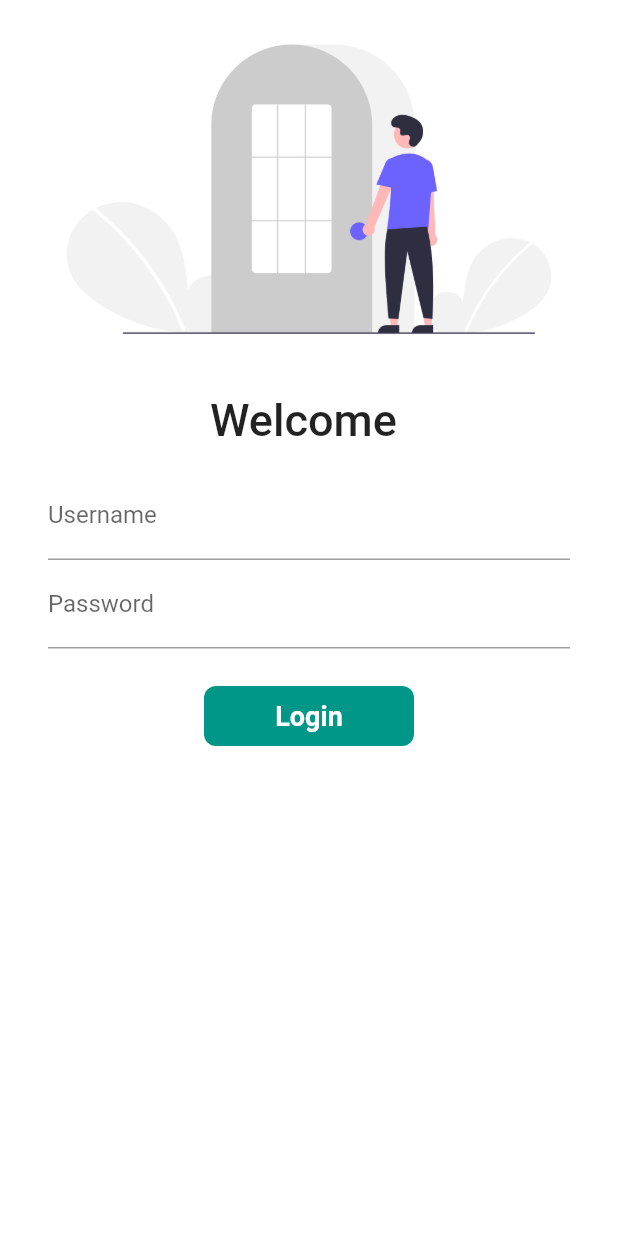
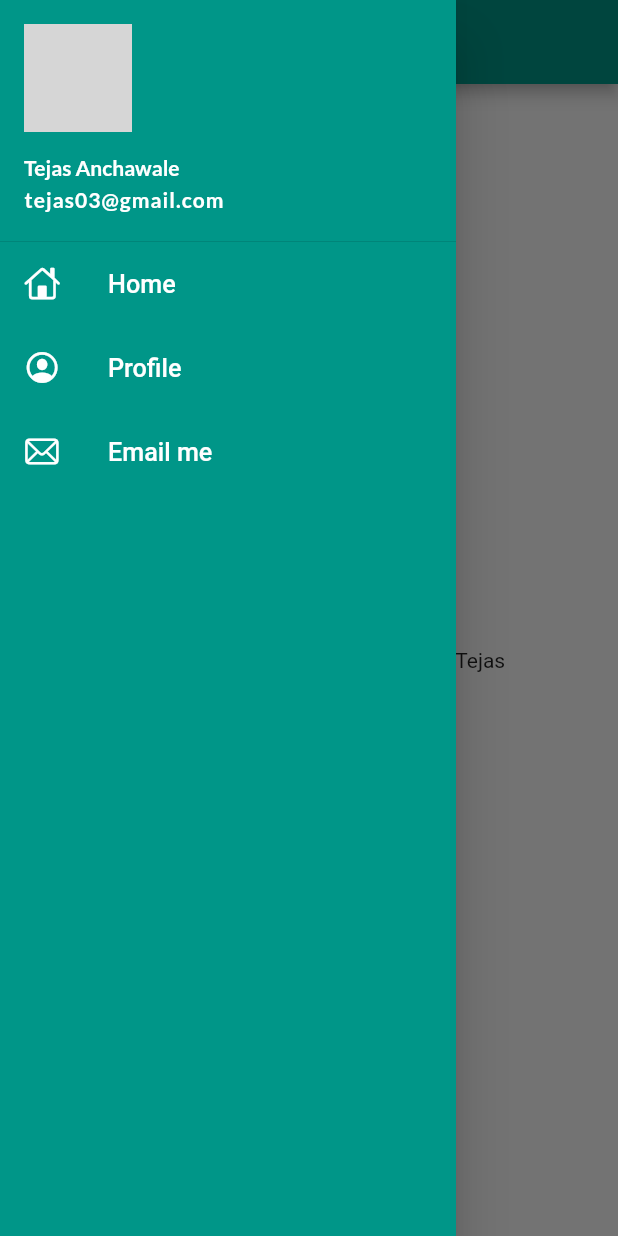
Before and after one commit to Andro-Tejas/Catalog-App, a Flutter app: the screen it shows after launch, with the side drawer open (before the commit the screen has no drawer), on a phone screen of 412 x 824 dp. Run offline on Flutter 3.47's test engine with Material 2 defaults, Android fonts, the light colour scheme and no system bars; our stand-ins replace google_fonts; network calls fail; grey boxes are pictures that could not be loaded.

Commit message:
day5 completed

```diff
--- a/lib/main.dart
+++ b/lib/main.dart
@@ -20,10 +20,11 @@ class MyApp extends StatelessWidget {
             primaryTextTheme: GoogleFonts.latoTextTheme()
       ),
       debugShowCheckedModeBanner: false,
-    // initialRoute : "/home",
+    initialRoute : MyRoutes.homeRoute,
     routes:{
         "/":(context)=>LoginPage(),
-        MyRoutes.homeRoute:(context)=>HomePage()
+        MyRoutes.homeRoute:(context)=>HomePage(),
+      MyRoutes.loginRoute:(context)=>LoginPage()
     },
     );
   }
--- a/lib/pages/home_page.dart
+++ b/lib/pages/home_page.dart
@@ -1,5 +1,7 @@
 
 import 'package:flutter/material.dart';
+
+import '../widgets/drawer.dart';
 
 class HomePage extends StatelessWidget {
 
@@ -16,7 +18,7 @@ class HomePage extends StatelessWidget {
           child: Text("Welcome to building the new App by $name"),
         ),
       ),
-      drawer:Drawer(),
+      drawer:MyDrawer(),
     );
   }
 }
--- /dev/null
+++ b/lib/widgets/drawer.dart
@@ -0,0 +1,76 @@
+import 'package:flutter/material.dart';
+import 'package:flutter/cupertino.dart';
+
+class MyDrawer extends StatelessWidget {
+  const MyDrawer({Key? key}) : super(key: key);
+
+  final imageUrl =
+      "https://images.pexels.com/photos/845457/pexels-photo-845457.jpeg?auto=compress&cs=tinysrgb&w=1260&h=750&dpr=1";
+
+  @override
+  Widget build(BuildContext context) {
+    return Drawer(
+      child: Container(
+        color: Colors.teal,
+        child: ListView(
+          padding: EdgeInsets.zero,
+          children: [
+            DrawerHeader(
+              padding: EdgeInsets.zero,
+              margin: EdgeInsets.zero,
+              child: UserAccountsDrawerHeader(
+                margin: EdgeInsets.zero,
+                accountName: Text(
+                  "Tejas Anchawale",
+                  style: TextStyle(
+                      color: Colors.white, fontWeight: FontWeight.bold),
+                ),
+                accountEmail: Text("tejas03@gmail.com",
+                    style: TextStyle(
+                        color: Colors.white,
+                        fontWeight: FontWeight.bold,
+                        letterSpacing: 0.7)),
+                currentAccountPicture: CircleAvatar(
+                  backgroundImage: NetworkImage(imageUrl),
+                ),
+              ),
+            ),
+            ListTile(
+              leading: Icon(
+                CupertinoIcons.home,
+                color: Colors.white,
+              ),
+              title: Text(
+                "Home",
+                textScaleFactor: 1.2,
+                style: TextStyle(color: Colors.white),
+              ),
+            ),
+            ListTile(
+              leading: Icon(
+                CupertinoIcons.profile_circled,
+                color: Colors.white,
+              ),
+              title: Text(
+                "Profile",
+                textScaleFactor: 1.2,
+                style: TextStyle(color: Colors.white),
+              ),
+            ),
+            ListTile(
+              leading: Icon(
+                CupertinoIcons.mail,
+                color: Colors.white,
+              ),
+              title: Text(
+                "Email me",
+                textScaleFactor: 1.2,
+                style: TextStyle(color: Colors.white),
+              ),
+            ),
+          ],
+        ),
+      ),
+    );
+  }
+}
```
Also changed, not shown: lib/pages/login_page.dart (+36 -9 lines), assets/images/profile.png (added).
